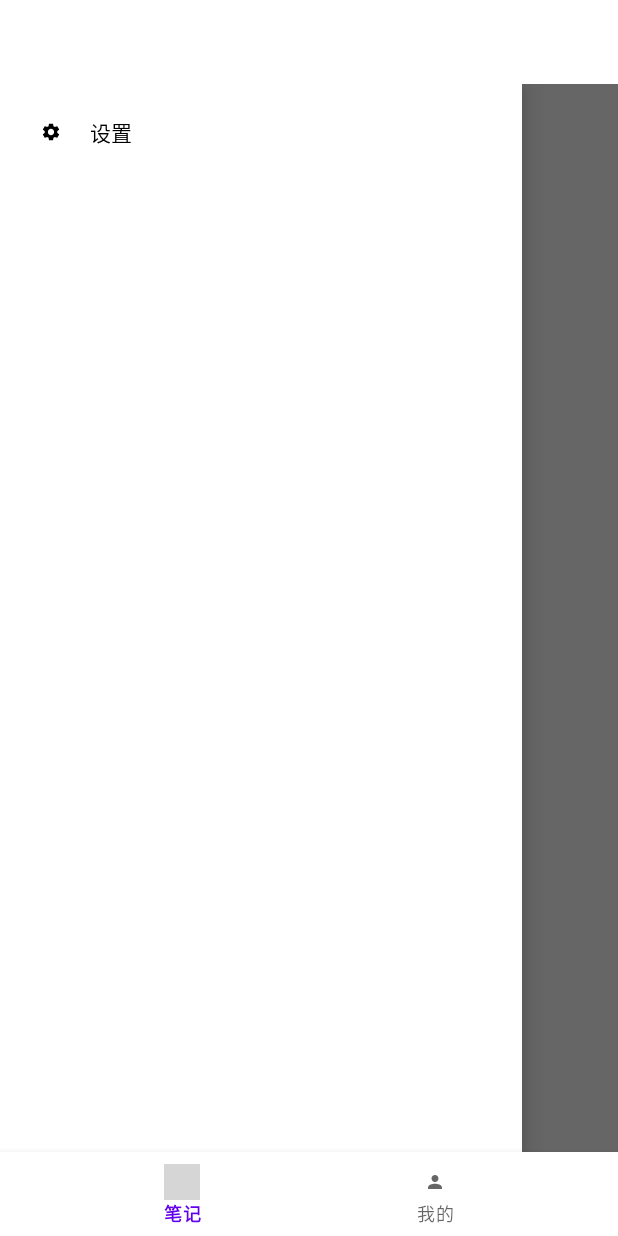
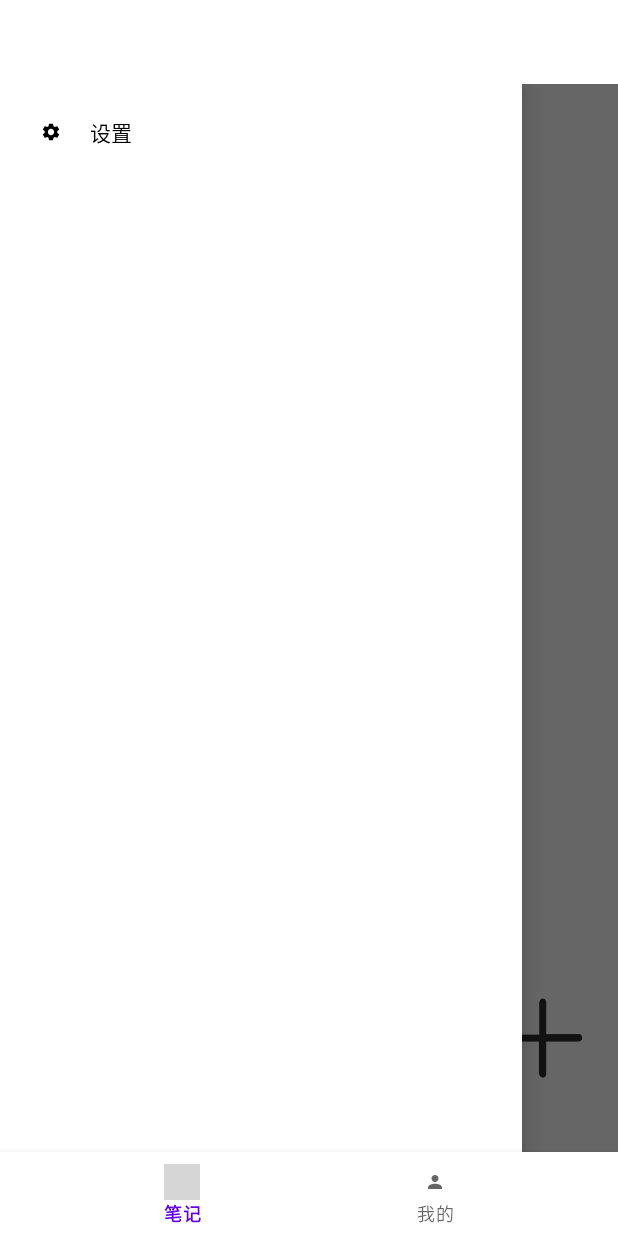
Before and after one commit to zhangkaibin0921/Cloud-notepad, an Android app: the screen it shows after launch (MainActivity), with the side drawer open, on a phone screen of 412 x 824 dp. Run offline under Robolectric (Android 15) with nearby library versions, the phone set to English and light mode, and no system bars; our stand-ins replace navigation-ui; grey boxes are pictures that could not be loaded.

Commit message:
新建笔记按钮和新建笔记页面

```diff
--- a/app/src/main/AndroidManifest.xml
+++ b/app/src/main/AndroidManifest.xml
@@ -22,6 +22,10 @@
             android:name=".Setting">
 
         </activity>
+        <activity
+            android:name=".AddDiary">
+
+        </activity>
     </application>
 
 </manifest>
--- a/app/src/main/java/cn/edu/henu/myapplication/ui/diary/DiaryFragment.java
+++ b/app/src/main/java/cn/edu/henu/myapplication/ui/diary/DiaryFragment.java
@@ -8,6 +8,7 @@ import android.view.MenuItem;
 import android.view.View;
 import android.view.ViewGroup;
 import android.widget.Button;
+import android.widget.ImageButton;
 import android.widget.ImageView;
 import android.widget.TextView;
 import android.widget.Toast;
@@ -24,6 +25,7 @@ import com.google.android.material.navigation.NavigationView;
 
 import org.jetbrains.annotations.NotNull;
 
+import cn.edu.henu.myapplication.AddDiary;
 import cn.edu.henu.myapplication.MainActivity;
 import cn.edu.henu.myapplication.R;
 import cn.edu.henu.myapplication.Setting;
@@ -35,6 +37,7 @@ public class DiaryFragment extends Fragment {
     private DrawerLayout mDrawerLayout;
     private Button setting;
     Context context;
+    private ImageButton add;
 
     public View onCreateView(@NonNull LayoutInflater inflater,
                              ViewGroup container, Bundle savedInstanceState) {
@@ -42,6 +45,7 @@ public class DiaryFragment extends Fragment {
         mDrawerLayout=(DrawerLayout)root.findViewById(R.id.drawerLayout);
         NavigationView navView=(NavigationView)root.findViewById(R.id.nav_view);
         Button setting=root.findViewById(R.id.setting);
+        ImageButton add=root.findViewById(R.id.add);
 
         context=getContext();
 
@@ -52,6 +56,18 @@ public class DiaryFragment extends Fragment {
                 mDrawerLayout.openDrawer(GravityCompat.START);
             }
         });
+
+        //新建笔记按钮
+        add.setOnClickListener(new View.OnClickListener() {
+            @Override
+            public void onClick(View view) {
+
+                Intent intent = new Intent();
+                intent.setClass(context, AddDiary.class);
+                startActivity(intent);
+            }
+        });
+
 
         //抽屉菜单中设置选项的点击事件
         navView.setNavigationItemSelectedListener(new NavigationView.OnNavigationItemSelectedListener(){
@@ -69,6 +85,7 @@ public class DiaryFragment extends Fragment {
 
 
 
+
         });
 
         return root;
--- a/app/src/main/res/layout/fragment_diary.xml
+++ b/app/src/main/res/layout/fragment_diary.xml
@@ -23,8 +23,15 @@ tools:context=".ui.diary.DiaryFragment">
         />
 
     <ImageButton
-        android:layout_width="wrap_content"
-        android:layout_height="wrap_content"/>
+        android:id="@+id/add"
+        android:background="@drawable/add"
+        android:layout_width="60dp"
+        android:layout_height="60dp"
+        android:scaleType="centerInside"
+        android:layout_marginTop="550dp"
+        android:layout_marginRight="20dp"
+        android:layout_gravity="right|bottom"
+        />
 
 
 </LinearLayout>
```
Also changed, not shown: app/src/main/java/cn/edu/henu/myapplication/AddDiary.java (added, +12 -0 lines), app/src/main/res/layout/activity_adddiary.xml (added, +14 -0 lines), app/src/main/res/layout/popupwindow.xml (added, +17 -0 lines), app/src/main/res/layout/popwindow_item.xml (added, +26 -0 lines).
